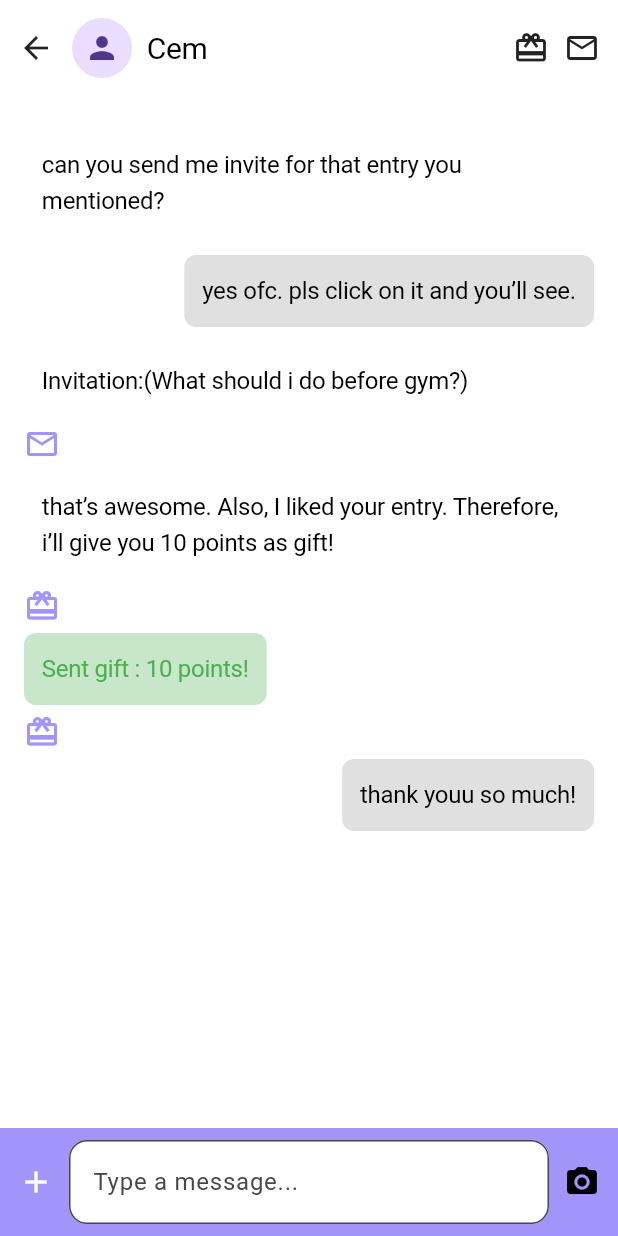
After one commit to OkanKerem/tatl-Sozluk, a Flutter app: the MessagesPage screen opened directly, on a phone screen of 412 x 824 dp. The commit adds this screen. Run offline on Flutter 3.47's test engine with Material 3 defaults, Android fonts, the light colour scheme and no system bars; Roboto replaces fonts that are missing (Itim).

Commit message:
entrydetail-dm

```diff
--- /dev/null
+++ b/lib/dm.dart
@@ -0,0 +1,144 @@
+import 'package:flutter/material.dart';
+import 'package:tatli_sozluk/utils/colors.dart';
+import 'package:tatli_sozluk/utils/fonts.dart';
+
+class MessagesPage extends StatelessWidget {
+  const MessagesPage({super.key});
+
+  final List<Map<String, dynamic>> messages = const [
+    {
+      'fromMe': false,
+      'text': "can you send me invite for that entry you mentioned?",
+    },
+    {'fromMe': true, 'text': "yes ofc. pls click on it and you’ll see."},
+    {
+      'fromMe': false,
+      'text': "Invitation:(What should i do before gym?)",
+      'invitation': true,
+    },
+    {
+      'fromMe': false,
+      'text':
+          "that’s awesome. Also, I liked your entry. Therefore, i’ll give you 10 points as gift!",
+      'gift': true,
+    },
+    {
+      'fromMe': false,
+      'text': "Sent gift : 10 points!",
+      'gift': true,
+      'green': true,
+    },
+    {'fromMe': true, 'text': "thank youu so much!"},
+  ];
+
+  @override
+  Widget build(BuildContext context) {
+    return Scaffold(
+      backgroundColor: AppColors.background,
+      body: SafeArea(
+        child: Column(
+          children: [
+            _buildTopBar(context),
+            _buildMessageList(),
+            _buildMessageInput(),
+          ],
+        ),
+      ),
+    );
+  }
+
+  Widget _buildTopBar(BuildContext context) {
+    return Padding(
+      padding: const EdgeInsets.all(12),
+      child: Row(
+        children: [
+          const Icon(Icons.arrow_back),
+          const SizedBox(width: 12),
+          const CircleAvatar(child: Icon(Icons.person)),
+          const SizedBox(width: 10),
+          Text("Cem", style: AppFonts.usernameText),
+          const Spacer(),
+          const Icon(Icons.card_giftcard),
+          const SizedBox(width: 10),
+          const Icon(Icons.mail_outline),
+        ],
+      ),
+    );
+  }
+
+  Widget _buildMessageList() {
+    return Expanded(
+      child: ListView.builder(
+        padding: const EdgeInsets.all(16),
+        itemCount: messages.length,
+        itemBuilder: (context, index) {
+          final message = messages[index];
+          final fromMe = message['fromMe'] ?? false;
+          final bgColor =
+              message['green'] == true
+                  ? Colors.green[100]
+                  : fromMe
+                  ? Colors.grey[300]
+                  : AppColors.background;
+          final align =
+              fromMe ? CrossAxisAlignment.end : CrossAxisAlignment.start;
+
+          return Column(
+            crossAxisAlignment: align,
+            children: [
+              Container(
+                margin: const EdgeInsets.symmetric(vertical: 6),
+                padding: const EdgeInsets.all(12),
+                decoration: BoxDecoration(
+                  color: bgColor,
+                  borderRadius: BorderRadius.circular(8),
+                ),
+                child: Text(
+                  message['text'],
+                  style: AppFonts.entryBodyText.copyWith(
+                    color:
+                        message['green'] == true ? Colors.green : Colors.black,
+                  ),
+                ),
+              ),
+              if (message['gift'] == true || message['invitation'] == true)
+                Icon(
+                  message['gift'] == true
+                      ? Icons.card_giftcard
+                      : Icons.mail_outline,
+                  color: AppColors.primary,
+                ),
+            ],
+          );
+        },
+      ),
+    );
+  }
+
+  Widget _buildMessageInput() {
+    return Container(
+      color: AppColors.primary,
+      padding: const EdgeInsets.symmetric(horizontal: 12, vertical: 8),
+      child: Row(
+        children: [
+          const Icon(Icons.add, color: Colors.white),
+          const SizedBox(width: 10),
+          Expanded(
+            child: TextField(
+              decoration: InputDecoration(
+                hintText: "Type a message...",
+                fillColor: Colors.white,
+                filled: true,
+                border: OutlineInputBorder(
+                  borderRadius: BorderRadius.circular(12),
+                ),
+              ),
+            ),
+          ),
+          const SizedBox(width: 10),
+          const Icon(Icons.camera_alt, color: Colors.black),
+        ],
+      ),
+    );
+  }
+}
```
Also changed, not shown: lib/entry_detail.dart (added, +116 -0 lines), lib/main.dart (line endings or trailing spaces).
